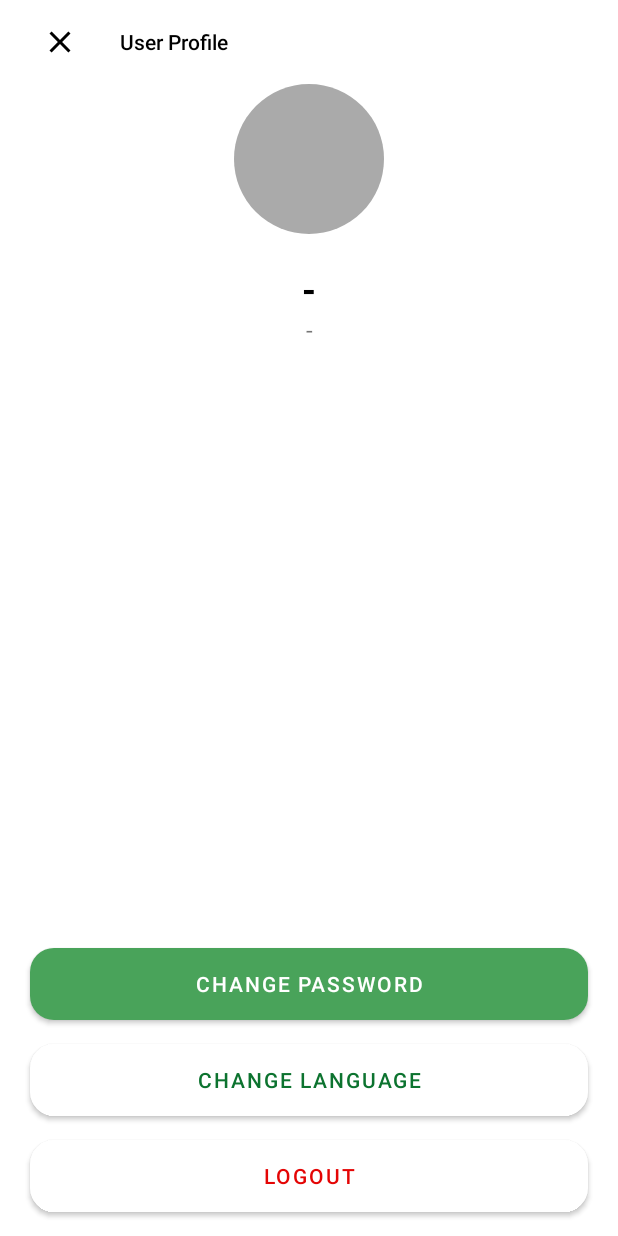
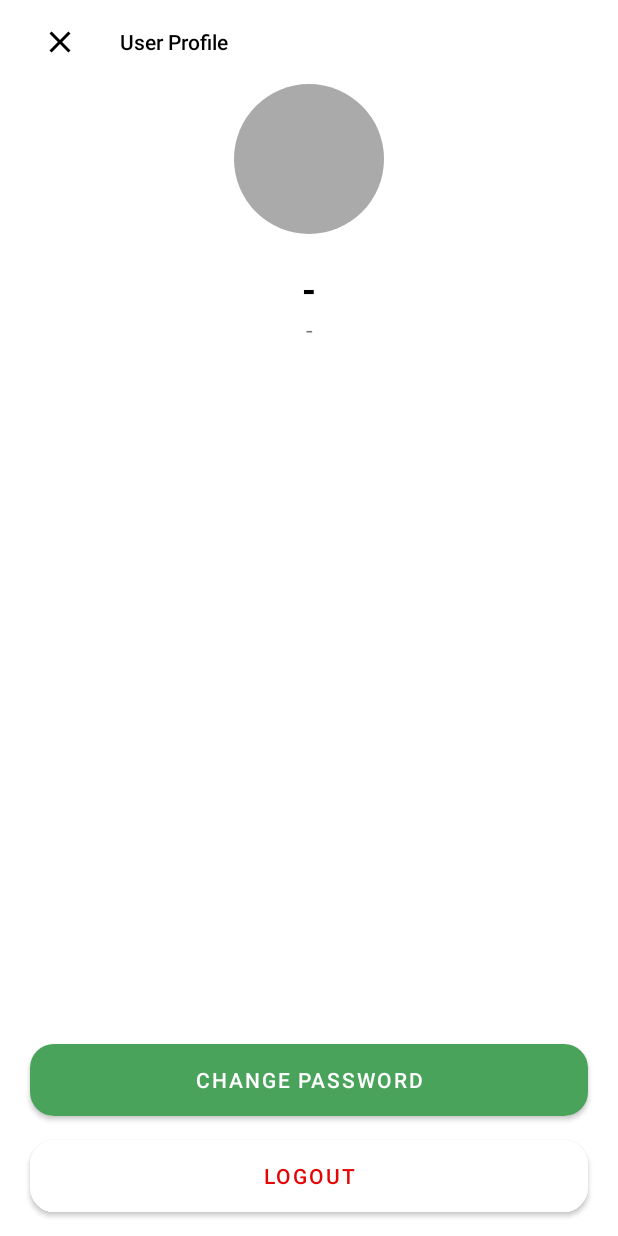
Before and after one commit to mumaralfajar/coursekai, an Android app: the UserActivity screen opened directly, with no data from a screen before it, on a phone screen of 412 x 824 dp. Run offline under Robolectric (Android 15) with nearby library versions, the phone set to English and light mode, and no system bars; our stand-ins replace CircleImageView, Firebase (no records; nobody signed in at launch, a user with empty details on screens opened directly); pictures from the network do not load.

Commit message:
remove useless button

```diff
--- a/app/src/main/java/com/mumaralfajar/coursekai/presentation/user/UserActivity.kt
+++ b/app/src/main/java/com/mumaralfajar/coursekai/presentation/user/UserActivity.kt
@@ -1,9 +1,7 @@
 package com.mumaralfajar.coursekai.presentation.user
 
-import android.content.Intent
 import androidx.appcompat.app.AppCompatActivity
 import android.os.Bundle
-import android.provider.Settings.ACTION_LOCALE_SETTINGS
 import com.bumptech.glide.Glide
 import com.google.firebase.auth.FirebaseAuth
 import com.google.firebase.auth.FirebaseUser
@@ -42,7 +40,6 @@ class UserActivity : AppCompatActivity() {
             hideLoading()
             showDialogError(this@UserActivity, error.message)
         }
-
     }
 
     override fun onCreate(savedInstanceState: Bundle?) {
@@ -61,10 +58,6 @@ class UserActivity : AppCompatActivity() {
     private fun onAction() {
         userBinding.apply {
             btnCloseUser.setOnClickListener { finish() }
-
-            btnChangeLanguageUser.setOnClickListener {
-                startActivity(Intent(ACTION_LOCALE_SETTINGS))
-            }
 
             btnChangePasswordUser.setOnClickListener {
                 startActivity<ChangePasswordActivity>()
--- a/app/src/main/res/layout/activity_user.xml
+++ b/app/src/main/res/layout/activity_user.xml
@@ -123,21 +123,6 @@
                     app:layout_constraintEnd_toEndOf="@id/guideline_end"/>
 
                 <Button
-                    android:id="@+id/btn_change_language_user"
-                    android:layout_width="0dp"
-                    android:layout_height="wrap_content"
-                    android:text="@string/change_language"
-                    android:textColor="@color/colorPrimaryDark"
-                    android:background="@drawable/bg_btn_auth_white"
-                    app:backgroundTint="@null"
-                    android:layout_marginBottom="@dimen/normal_100"
-                    android:layout_marginStart="@dimen/small_50"
-                    android:layout_marginEnd="@dimen/small_50"
-                    app:layout_constraintBottom_toTopOf="@id/btn_logout_user"
-                    app:layout_constraintStart_toStartOf="@id/guideline_start"
-                    app:layout_constraintEnd_toEndOf="@id/guideline_end"/>
-
-                <Button
                     android:id="@+id/btn_change_password_user"
                     android:layout_width="0dp"
                     android:layout_height="wrap_content"
@@ -147,7 +132,7 @@
                     android:layout_marginBottom="@dimen/normal_100"
                     android:layout_marginStart="@dimen/small_50"
                     android:layout_marginEnd="@dimen/small_50"
-                    app:layout_constraintBottom_toTopOf="@id/btn_change_language_user"
+                    app:layout_constraintBottom_toTopOf="@id/btn_logout_user"
                     app:layout_constraintStart_toStartOf="@id/guideline_start"
                     app:layout_constraintEnd_toEndOf="@id/guideline_end"/>
 
```
